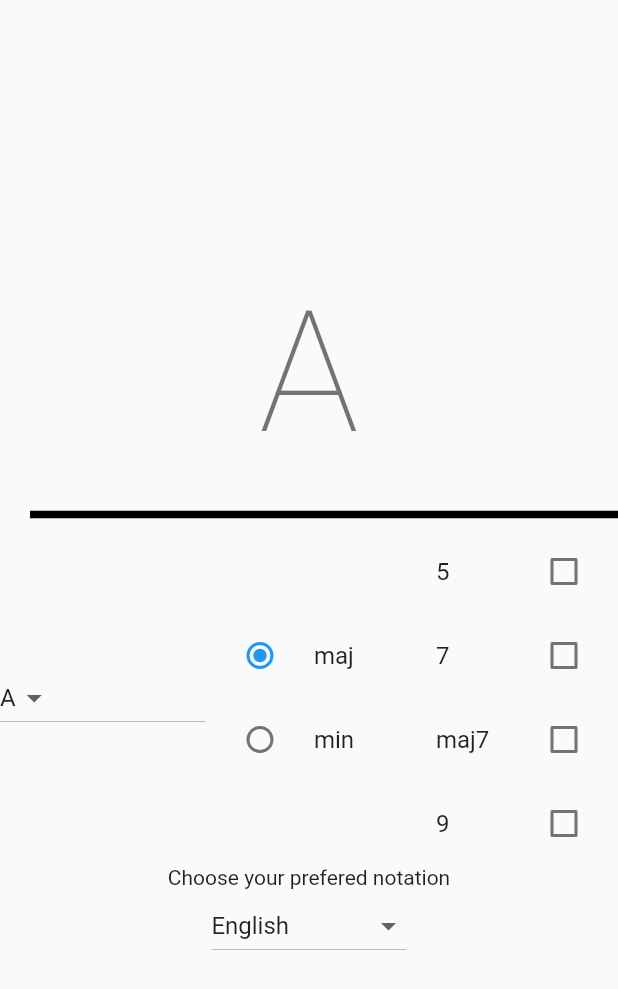
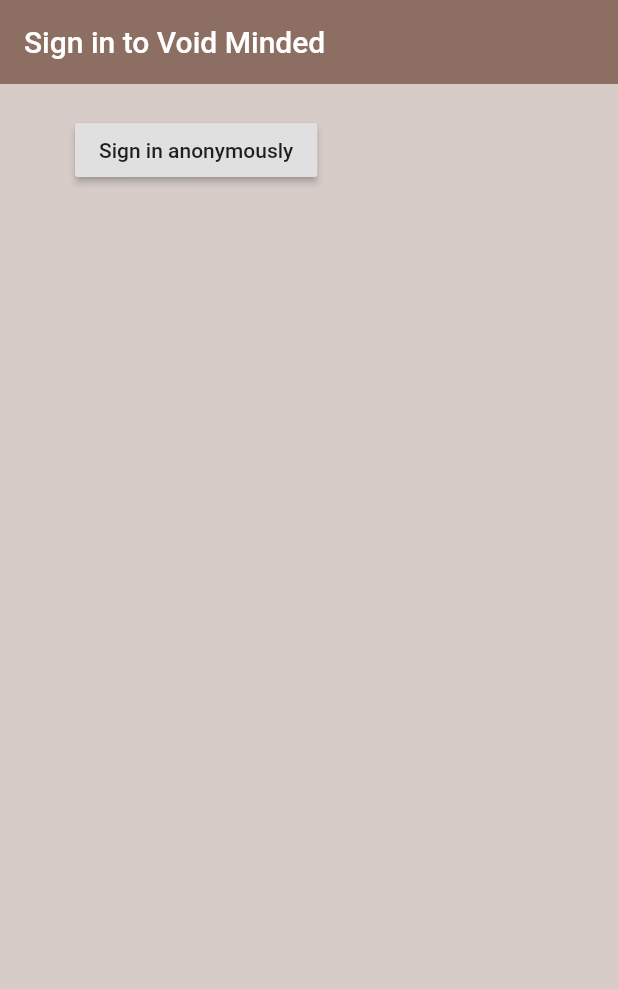
Before and after one commit to levavaq/void_minded, a Flutter app: the screen it shows after launch, on a phone screen of 412 x 824 dp. Shown: the top 989 px of the screen. Run offline on Flutter 3.47's test engine with Material 2 defaults, Android fonts, the phone set to English and light mode, and no system bars; our stand-ins replace firebase_auth, firebase_core; accounts and stored records are empty.

Commit message:
firebase anonymous authentication

```diff
--- a/lib/main.dart
+++ b/lib/main.dart
@@ -1,7 +1,10 @@
+import 'package:firebase_core/firebase_core.dart';
 import 'package:flutter/material.dart';
 import 'package:void_minded/screens/wrapper.dart';
 
-void main() {
+void main() async {
+  WidgetsFlutterBinding.ensureInitialized();
+  await Firebase.initializeApp();
   runApp(MyApp());
 }
 
--- /dev/null
+++ b/lib/models/CustomUser.dart
@@ -0,0 +1,7 @@
+class CustomUser {
+  // There is an example of Firebase User data but we only need uid variable
+  // User(displayName: null, email: null, emailVerified: false, isAnonymous: true, metadata: UserMetadata(creationTime: 2020-11-23 19:01:25.635, lastSignInTime: 2020-11-23 19:01:25.635), phoneNumber: null, photoURL: null, providerData, [], refreshToken: , tenantId: null, uid: xemTct8Ri9hBTFPHL2fGNOVbJpk1)
+  final String uid;
+
+  CustomUser({this.uid});
+}
--- a/lib/screens/authenticate/authenticate.dart
+++ b/lib/screens/authenticate/authenticate.dart
@@ -1,4 +1,5 @@
 import 'package:flutter/material.dart';
+import 'package:void_minded/screens/authenticate/sign_in.dart';
 
 class Authenticate extends StatefulWidget {
   @override
@@ -9,7 +10,7 @@ class _AuthenticateState extends State<Authenticate> {
   @override
   Widget build(BuildContext context) {
     return Container(
-      child: Text("authenticate"),
+      child: SignIn(),
     );
   }
 }
--- /dev/null
+++ b/lib/screens/authenticate/sign_in.dart
@@ -0,0 +1,37 @@
+import 'package:flutter/material.dart';
+import 'package:void_minded/services/auth.dart';
+
+class SignIn extends StatefulWidget {
+  @override
+  _SignInState createState() => _SignInState();
+}
+
+class _SignInState extends State<SignIn> {
+  final AuthService _authService = AuthService();
+
+  @override
+  Widget build(BuildContext context) {
+    return Scaffold(
+      backgroundColor: Colors.brown[100],
+      appBar: AppBar(
+          backgroundColor: Colors.brown[400],
+          elevation: 0.0,
+          title: Text("Sign in to Void Minded")),
+      body: Container(
+        padding: EdgeInsets.symmetric(vertical: 20.0, horizontal: 50.0),
+        child: RaisedButton(
+          child: Text("Sign in anonymously"),
+          onPressed: () async {
+            dynamic result = await _authService.signInAnonymously();
+            if (result == null) {
+              print("error signing in");
+            } else {
+              print("signed in");
+              print(result.uid);
+            }
+          },
+        ),
+      ),
+    );
+  }
+}
--- a/lib/screens/wrapper.dart
+++ b/lib/screens/wrapper.dart
@@ -1,10 +1,11 @@
 import 'package:flutter/material.dart';
+import 'package:void_minded/screens/authenticate/authenticate.dart';
 import 'package:void_minded/screens/home/home.dart';
 
 class Wrapper extends StatelessWidget {
   @override
   Widget build(BuildContext context) {
     // Return either Home or Authenticate widget
-    return Home();
+    return Authenticate();
   }
 }
--- a/pubspec.yaml
+++ b/pubspec.yaml
@@ -32,6 +32,10 @@ dependencies:
     sdk: flutter
   # This is used to get information from the UberChord API
   http: 0.12.2
+
+  firebase_core: "^0.5.2"
+  firebase_auth: "^0.18.3"
+  cloud_firestore: "^0.14.3"
 
   # The following is used to develop this application with a MVC approach
   mvc_pattern: 6.6.0
```
Also changed, not shown: lib/services/auth.dart (added, +30 -0 lines).
